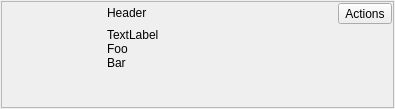
The window that python/shotgun_view/resources/list_widget.ui (shotgunsoftware/tk-framework-shotgunutils) describes before a commit, drawn with Qt 5.
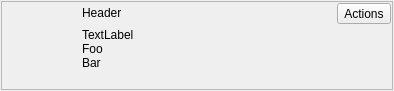
The same window after the commit.

Commit message: Adjusted the size of the list widget to be thinner.

```diff
--- a/python/shotgun_view/resources/list_widget.ui
+++ b/python/shotgun_view/resources/list_widget.ui
@@ -6,8 +6,8 @@
    <rect>
     <x>0</x>
     <y>0</y>
-    <width>395</width>
-    <height>109</height>
+    <width>394</width>
+    <height>91</height>
    </rect>
   </property>
   <property name="windowTitle">
@@ -39,14 +39,14 @@
        <widget class="QLabel" name="thumbnail">
         <property name="minimumSize">
          <size>
-          <width>100</width>
-          <height>100</height>
+          <width>75</width>
+          <height>75</height>
          </size>
         </property>
         <property name="maximumSize">
          <size>
-          <width>10</width>
-          <height>100</height>
+          <width>75</width>
+          <height>75</height>
          </size>
         </property>
         <property name="text">
```
Left out of the diff: 3 changed lines with no effect on the pictures. The commit also changes 2 other files.
